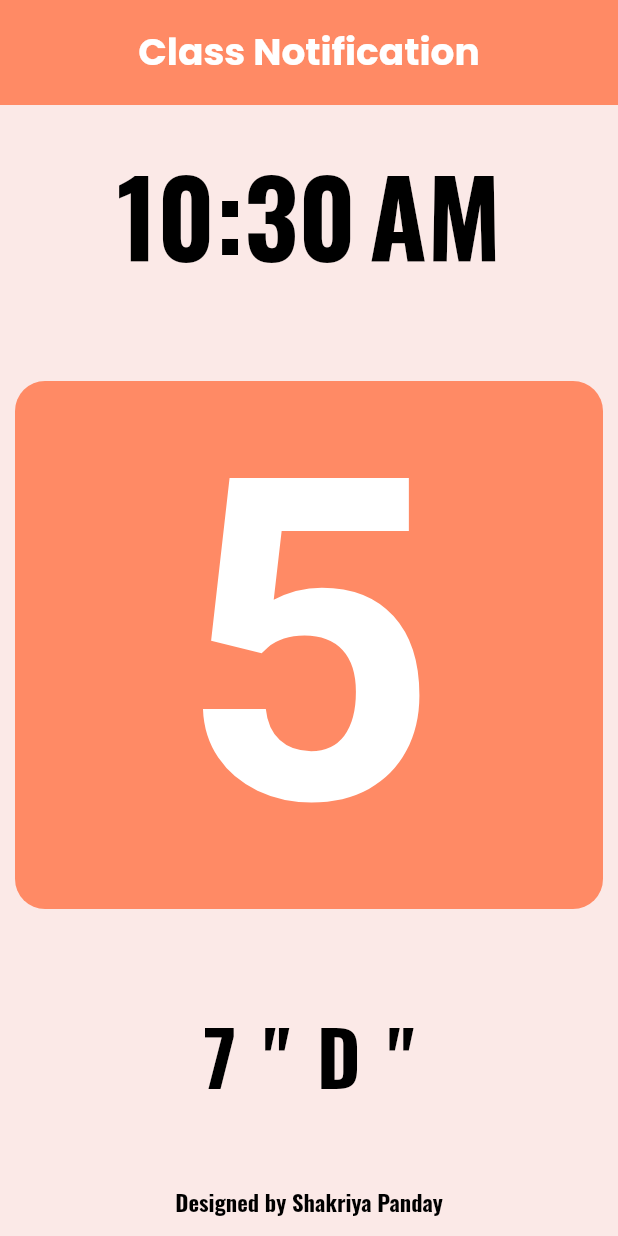
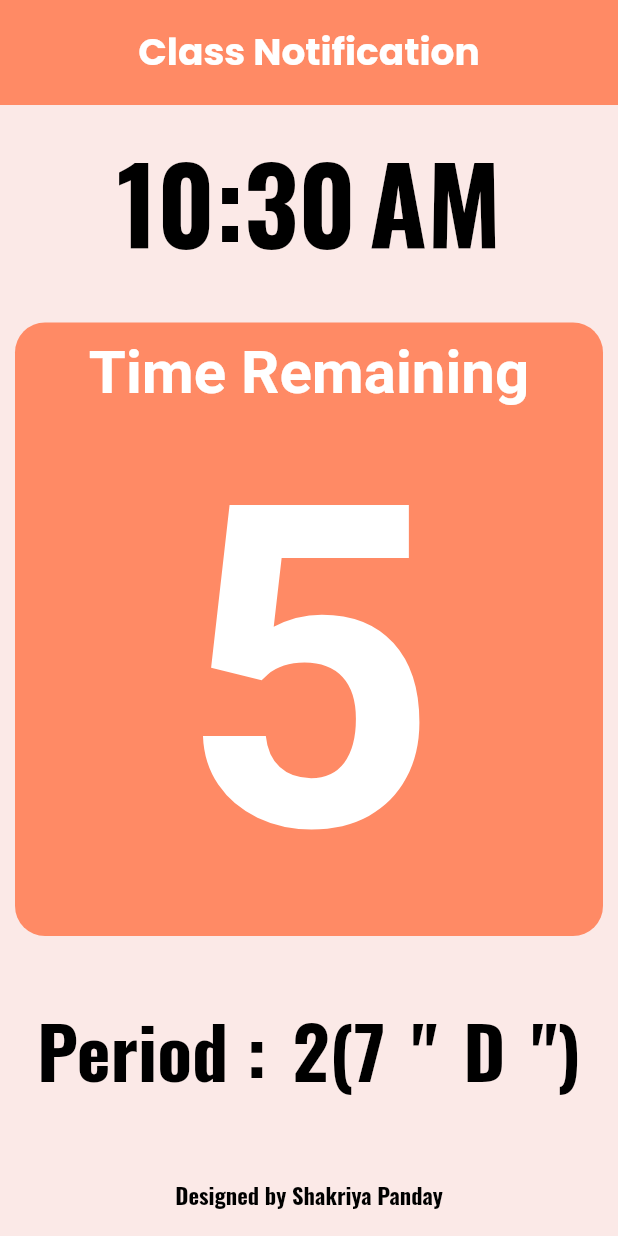
Before and after one commit to ShakriyaPanday/timetable, a Flutter app: the screen it shows after launch, after a tap on "Designed by Shakriya Panday", on a phone screen of 412 x 824 dp. Run offline on Flutter 3.47's test engine with Material 2 defaults, Android fonts, the light colour scheme and no system bars; our stand-ins replace google_fonts; Roboto replaces fonts that are missing (Ubuntu).

Commit message:
Time Bug fixed

```diff
--- a/lib/utlis/currenttime.dart
+++ b/lib/utlis/currenttime.dart
@@ -41,7 +41,7 @@ class _PeriodState extends State<Period> {
           crossAxisAlignment: CrossAxisAlignment.center,
           children: [
             const SizedBox(
-              height: 10,
+              height: 1,
             ),
             Text(
               time,
@@ -52,16 +52,37 @@ class _PeriodState extends State<Period> {
               ),
             ),
             const SizedBox(
-              height: 60,
+              height: 30,
             ),
             Container(
                 width: 600,
+                padding: EdgeInsets.fromLTRB(0, 10, 0, 0),
                 decoration: BoxDecoration(
                   color: Colors.deepOrange[300],
                   borderRadius: BorderRadius.circular(20),
                 ),
-              child: Center(
+                child: timeRemain == 'No'
+                    ? Center(
                         child: Text(
+                          "\n\nClass Over\n\n",
+                          style: GoogleFonts.ubuntu(
+                            fontWeight: FontWeight.bold,
+                            fontSize: 60,
+                            color: Colors.white,
+                          ),
+                        ),
+                      )
+                    : Column(
+                        children: [
+                          Text(
+                            "Time Remaining",
+                            style: GoogleFonts.ubuntu(
+                              fontWeight: FontWeight.bold,
+                              fontSize: 40,
+                              color: Colors.white,
+                            ),
+                          ),
+                          Text(
                             timeRemain,
                             style: GoogleFonts.ubuntu(
                               fontWeight: FontWeight.bold,
@@ -69,15 +90,15 @@ class _PeriodState extends State<Period> {
                               color: Colors.white,
                             ),
                           ),
-              ),
-            ),
+                        ],
+                      )),
             const SizedBox(
-              height: 60,
+              height: 40,
             ),
             Text(
               currentSection,
               style: GoogleFonts.oswald(
-                fontSize: 50,
+                fontSize: 48,
                 color: Colors.black,
                 fontWeight: FontWeight.bold,
                 wordSpacing: 5,
@@ -149,10 +170,10 @@ class NoClass extends StatelessWidget {
 String timeRemains(int currentHour, int currentMinute) {
   //First Period
 
-  if (((currentHour > 9) || (currentHour == 9 && currentMinute > 10)) &&
+  if (((currentHour > 9) || (currentHour == 9 && currentMinute >= 10)) &&
       ((currentHour < 9) || (currentHour == 9 && currentMinute <= 45))) {
     return (DateTime(DateTime.now().year, DateTime.now().month,
-                DateTime.now().day, 10, 35)
+                DateTime.now().day, 9, 45)
             .difference(DateTime(DateTime.now().year, DateTime.now().month,
                 DateTime.now().day, currentHour, currentMinute)))
         .inMinutes
@@ -203,7 +224,7 @@ String timeRemains(int currentHour, int currentMinute) {
   else if (((currentHour > 11) || (currentHour == 11 && currentMinute > 40)) &&
       ((currentHour < 11) || (currentHour == 11 && currentMinute <= 45))) {
     return (DateTime(DateTime.now().year, DateTime.now().month,
-                DateTime.now().day, 12, 20)
+                DateTime.now().day, 11, 45)
             .difference(DateTime(DateTime.now().year, DateTime.now().month,
                 DateTime.now().day, currentHour, currentMinute)))
         .inMinutes
@@ -281,7 +302,7 @@ String timeRemains(int currentHour, int currentMinute) {
   }
   // No Period
   else {
-    return "0";
+    return "No";
   }
 }
 
@@ -289,22 +310,22 @@ String sectionFind(int currentHour, int currentMinute) {
   //First Period
   if (((currentHour > 9) || (currentHour == 9 && currentMinute > 10)) &&
       ((currentHour < 9) || (currentHour == 9 && currentMinute <= 45))) {
-    return "7 \" D \"";
+    return "Period : 1(7 \" D \")";
   }
   //Break
   else if (((currentHour > 9) || (currentHour == 9 && currentMinute > 45)) &&
       ((currentHour < 9) || (currentHour == 9 && currentMinute <= 55))) {
-    return "Break";
+    return "Short Break";
   }
   //Second Period
   else if (((currentHour > 9) || (currentHour == 9 && currentMinute > 55)) &&
       ((currentHour < 10) || (currentHour == 10 && currentMinute <= 35))) {
-    return "7 \" D \"";
+    return "Period : 2(7 \" D \")";
   }
   // Third Period
   else if (((currentHour > 10) || (currentHour == 10 && currentMinute > 35)) &&
       ((currentHour < 11) || (currentHour == 11 && currentMinute <= 15))) {
-    return "7 \" B \"";
+    return "Period : 3(7 \" B \")";
   }
   // Lunch
   else if (((currentHour > 11) || (currentHour == 11 && currentMinute > 15)) &&
@@ -314,32 +335,32 @@ String sectionFind(int currentHour, int currentMinute) {
   // Assembly
   else if (((currentHour > 11) || (currentHour == 11 && currentMinute > 40)) &&
       ((currentHour < 11) || (currentHour == 11 && currentMinute <= 45))) {
-    return "Lunch Break";
+    return "Assembly";
   }
   // Fourth Period
   else if (((currentHour > 11) || (currentHour == 11 && currentMinute > 45)) &&
       ((currentHour < 12) || (currentHour == 12 && currentMinute <= 20))) {
-    return "7 \" B \"";
+    return "Period : 4(7 \" B \")";
   }
   // Fifth Period
   else if (((currentHour > 12) || (currentHour == 12 && currentMinute > 20)) &&
       ((currentHour < 12) || (currentHour == 12 && currentMinute <= 55))) {
-    return "7 \" C \"";
+    return "Period : 5(7 \" C \")";
   }
   //Break
   else if (((currentHour > 12) || (currentHour == 12 && currentMinute > 55)) &&
       ((currentHour < 13) || (currentHour == 13 && currentMinute <= 5))) {
-    return "Break";
+    return "Short Break";
   }
   // Sixth Period
   else if (((currentHour > 13) || (currentHour == 13 && currentMinute > 5)) &&
       ((currentHour < 13) || (currentHour == 13 && currentMinute <= 40))) {
-    return "7 \" C \"";
+    return "Period : 6(7 \" C \")";
   }
   // Seventh Period
   else if (((currentHour > 13) || (currentHour == 13 && currentMinute > 40)) &&
       ((currentHour < 14) || (currentHour == 14 && currentMinute <= 15))) {
-    return "7 \" A \"";
+    return "Period : 7(7 \" A \")";
   }
   // Snack
   else if (((currentHour > 14) || (currentHour == 14 && currentMinute > 15)) &&
@@ -349,7 +370,7 @@ String sectionFind(int currentHour, int currentMinute) {
   // Eigth Period
   else if (((currentHour > 14) || (currentHour == 14 && currentMinute > 30)) &&
       ((currentHour < 15) || (currentHour == 15 && currentMinute <= 10))) {
-    return "7 \" A \"";
+    return "Period : 8(7 \" A \")";
   }
   // No Period
   else {
```
Lines whose indentation alone changed are shown as unchanged.
